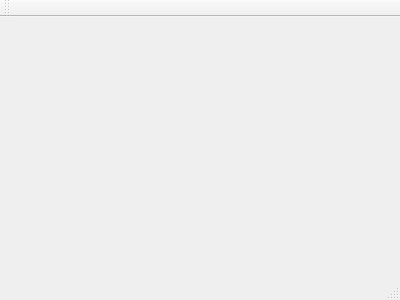
Above: mainwindow.ui from Hopur-50/Verkefni3 before the change. Below: the same form after it.
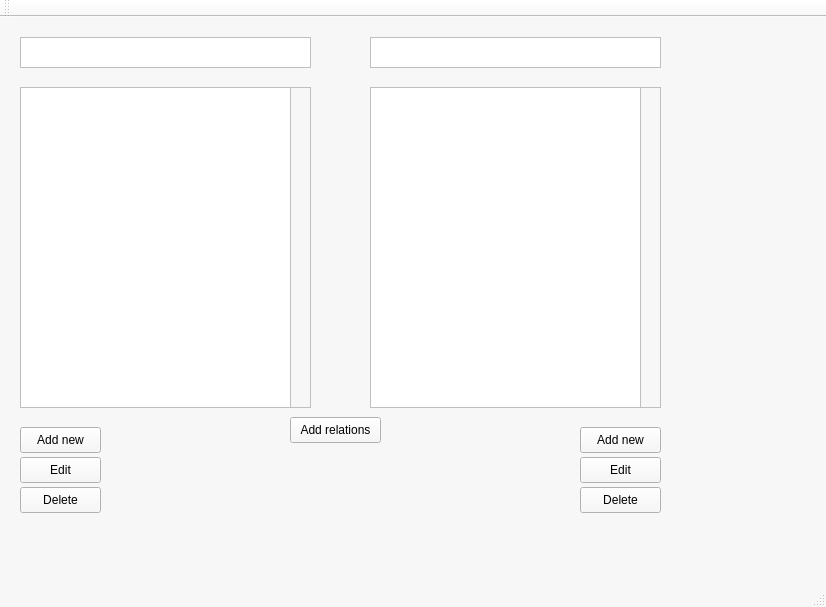
That is the form after the change.

The edit to the form file:
```diff
--- a/mainwindow.ui
+++ b/mainwindow.ui
@@ -1,24 +1,632 @@
 <ui version="4.0">
  <class>MainWindow</class>
- <widget class="QMainWindow" name="MainWindow" >
-  <property name="geometry" >
+ <widget class="QMainWindow" name="MainWindow">
+  <property name="geometry">
    <rect>
     <x>0</x>
     <y>0</y>
-    <width>400</width>
-    <height>300</height>
+    <width>826</width>
+    <height>607</height>
    </rect>
   </property>
-  <property name="windowTitle" >
+  <property name="palette">
+   <palette>
+    <active>
+     <colorrole role="WindowText">
+      <brush brushstyle="SolidPattern">
+       <color alpha="255">
+        <red>0</red>
+        <green>0</green>
+        <blue>0</blue>
+       </color>
+      </brush>
+     </colorrole>
+     <colorrole role="Button">
+      <brush brushstyle="SolidPattern">
+       <color alpha="255">
+        <red>247</red>
+        <green>247</green>
+        <blue>247</blue>
+       </color>
+      </brush>
+     </colorrole>
+     <colorrole role="Light">
+      <brush brushstyle="SolidPattern">
+       <color alpha="255">
+        <red>255</red>
+        <green>255</green>
+        <blue>255</blue>
+       </color>
+      </brush>
+     </colorrole>
+     <colorrole role="Midlight">
+      <brush brushstyle="SolidPattern">
+       <color alpha="255">
+        <red>251</red>
+        <green>251</green>
+        <blue>251</blue>
+       </color>
+      </brush>
+     </colorrole>
+     <colorrole role="Dark">
+      <brush brushstyle="SolidPattern">
+       <color alpha="255">
+        <red>123</red>
+        <green>123</green>
+        <blue>123</blue>
+       </color>
+      </brush>
+     </colorrole>
+     <colorrole role="Mid">
+      <brush brushstyle="SolidPattern">
+       <color alpha="255">
+        <red>165</red>
+        <green>165</green>
+        <blue>165</blue>
+       </color>
+      </brush>
+     </colorrole>
+     <colorrole role="Text">
+      <brush brushstyle="SolidPattern">
+       <color alpha="255">
+        <red>0</red>
+        <green>0</green>
+        <blue>0</blue>
+       </color>
+      </brush>
+     </colorrole>
+     <colorrole role="BrightText">
+      <brush brushstyle="SolidPattern">
+       <color alpha="255">
+        <red>255</red>
+        <green>255</green>
+        <blue>255</blue>
+       </color>
+      </brush>
+     </colorrole>
+     <colorrole role="ButtonText">
+      <brush brushstyle="SolidPattern">
+       <color alpha="255">
+        <red>0</red>
+        <green>0</green>
+        <blue>0</blue>
+       </color>
+      </brush>
+     </colorrole>
+     <colorrole role="Base">
+      <brush brushstyle="SolidPattern">
+       <color alpha="255">
+        <red>255</red>
+        <green>255</green>
+        <blue>255</blue>
+       </color>
+      </brush>
+     </colorrole>
+     <colorrole role="Window">
+      <brush brushstyle="SolidPattern">
+       <color alpha="255">
+        <red>247</red>
+        <green>247</green>
+        <blue>247</blue>
+       </color>
+      </brush>
+     </colorrole>
+     <colorrole role="Shadow">
+      <brush brushstyle="SolidPattern">
+       <color alpha="255">
+        <red>0</red>
+        <green>0</green>
+        <blue>0</blue>
+       </color>
+      </brush>
+     </colorrole>
+     <colorrole role="AlternateBase">
+      <brush brushstyle="SolidPattern">
+       <color alpha="255">
+        <red>251</red>
+        <green>251</green>
+        <blue>251</blue>
+       </color>
+      </brush>
+     </colorrole>
+     <colorrole role="ToolTipBase">
+      <brush brushstyle="SolidPattern">
+       <color alpha="255">
+        <red>255</red>
+        <green>255</green>
+        <blue>220</blue>
+       </color>
+      </brush>
+     </colorrole>
+     <colorrole role="ToolTipText">
+      <brush brushstyle="SolidPattern">
+       <color alpha="255">
+        <red>0</red>
+        <green>0</green>
+        <blue>0</blue>
+       </color>
+      </brush>
+     </colorrole>
+    </active>
+    <inactive>
+     <colorrole role="WindowText">
+      <brush brushstyle="SolidPattern">
+       <color alpha="255">
+        <red>0</red>
+        <green>0</green>
+        <blue>0</blue>
+       </color>
+      </brush>
+     </colorrole>
+     <colorrole role="Button">
+      <brush brushstyle="SolidPattern">
+       <color alpha="255">
+        <red>247</red>
+        <green>247</green>
+        <blue>247</blue>
+       </color>
+      </brush>
+     </colorrole>
+     <colorrole role="Light">
+      <brush brushstyle="SolidPattern">
+       <color alpha="255">
+        <red>255</red>
+        <green>255</green>
+        <blue>255</blue>
+       </color>
+      </brush>
+     </colorrole>
+     <colorrole role="Midlight">
+      <brush brushstyle="SolidPattern">
+       <color alpha="255">
+        <red>251</red>
+        <green>251</green>
+        <blue>251</blue>
+       </color>
+      </brush>
+     </colorrole>
+     <colorrole role="Dark">
+      <brush brushstyle="SolidPattern">
+       <color alpha="255">
+        <red>123</red>
+        <green>123</green>
+        <blue>123</blue>
+       </color>
+      </brush>
+     </colorrole>
+     <colorrole role="Mid">
+      <brush brushstyle="SolidPattern">
+       <color alpha="255">
+        <red>165</red>
+        <green>165</green>
+        <blue>165</blue>
+       </color>
+      </brush>
+     </colorrole>
+     <colorrole role="Text">
+      <brush brushstyle="SolidPattern">
+       <color alpha="255">
+        <red>0</red>
+        <green>0</green>
+        <blue>0</blue>
+       </color>
+      </brush>
+     </colorrole>
+     <colorrole role="BrightText">
+      <brush brushstyle="SolidPattern">
+       <color alpha="255">
+        <red>255</red>
+        <green>255</green>
+        <blue>255</blue>
+       </color>
+      </brush>
+     </colorrole>
+     <colorrole role="ButtonText">
+      <brush brushstyle="SolidPattern">
+       <color alpha="255">
+        <red>0</red>
+        <green>0</green>
+        <blue>0</blue>
+       </color>
+      </brush>
+     </colorrole>
+     <colorrole role="Base">
+      <brush brushstyle="SolidPattern">
+       <color alpha="255">
+        <red>255</red>
+        <green>255</green>
+        <blue>255</blue>
+       </color>
+      </brush>
+     </colorrole>
+     <colorrole role="Window">
+      <brush brushstyle="SolidPattern">
+       <color alpha="255">
+        <red>247</red>
+        <green>247</green>
+        <blue>247</blue>
+       </color>
+      </brush>
+     </colorrole>
+     <colorrole role="Shadow">
+      <brush brushstyle="SolidPattern">
+       <color alpha="255">
+        <red>0</red>
+        <green>0</green>
+        <blue>0</blue>
+       </color>
+      </brush>
+     </colorrole>
+     <colorrole role="AlternateBase">
+      <brush brushstyle="SolidPattern">
+       <color alpha="255">
+        <red>251</red>
+        <green>251</green>
+        <blue>251</blue>
+       </color>
+      </brush>
+     </colorrole>
+     <colorrole role="ToolTipBase">
+      <brush brushstyle="SolidPattern">
+       <color alpha="255">
+        <red>255</red>
+        <green>255</green>
+        <blue>220</blue>
+       </color>
+      </brush>
+     </colorrole>
+     <colorrole role="ToolTipText">
+      <brush brushstyle="SolidPattern">
+       <color alpha="255">
+        <red>0</red>
+        <green>0</green>
+        <blue>0</blue>
+       </color>
+      </brush>
+     </colorrole>
+    </inactive>
+    <disabled>
+     <colorrole role="WindowText">
+      <brush brushstyle="SolidPattern">
+       <color alpha="255">
+        <red>123</red>
+        <green>123</green>
+        <blue>123</blue>
+       </color>
+      </brush>
+     </colorrole>
+     <colorrole role="Button">
+      <brush brushstyle="SolidPattern">
+       <color alpha="255">
+        <red>247</red>
+        <green>247</green>
+        <blue>247</blue>
+       </color>
+      </brush>
+     </colorrole>
+     <colorrole role="Light">
+      <brush brushstyle="SolidPattern">
+       <color alpha="255">
+        <red>255</red>
+        <green>255</green>
+        <blue>255</blue>
+       </color>
+      </brush>
+     </colorrole>
+     <colorrole role="Midlight">
+      <brush brushstyle="SolidPattern">
+       <color alpha="255">
+        <red>251</red>
+        <green>251</green>
+        <blue>251</blue>
+       </color>
+      </brush>
+     </colorrole>
+     <colorrole role="Dark">
+      <brush brushstyle="SolidPattern">
+       <color alpha="255">
+        <red>123</red>
+        <green>123</green>
+        <blue>123</blue>
+       </color>
+      </brush>
+     </colorrole>
+     <colorrole role="Mid">
+      <brush brushstyle="SolidPattern">
+       <color alpha="255">
+        <red>165</red>
+        <green>165</green>
+        <blue>165</blue>
+       </color>
+      </brush>
+     </colorrole>
+     <colorrole role="Text">
+      <brush brushstyle="SolidPattern">
+       <color alpha="255">
+        <red>123</red>
+        <green>123</green>
+        <blue>123</blue>
+       </color>
+      </brush>
+     </colorrole>
+     <colorrole role="BrightText">
+      <brush brushstyle="SolidPattern">
+       <color alpha="255">
+        <red>255</red>
+        <green>255</green>
+        <blue>255</blue>
+       </color>
+      </brush>
+     </colorrole>
+     <colorrole role="ButtonText">
+      <brush brushstyle="SolidPattern">
+       <color alpha="255">
+        <red>123</red>
+        <green>123</green>
+        <blue>123</blue>
+       </color>
+      </brush>
+     </colorrole>
+     <colorrole role="Base">
+      <brush brushstyle="SolidPattern">
+       <color alpha="255">
+        <red>247</red>
+        <green>247</green>
+        <blue>247</blue>
+       </color>
+      </brush>
+     </colorrole>
+     <colorrole role="Window">
+      <brush brushstyle="SolidPattern">
+       <color alpha="255">
+        <red>247</red>
+        <green>247</green>
+        <blue>247</blue>
+       </color>
+      </brush>
+     </colorrole>
+     <colorrole role="Shadow">
+      <brush brushstyle="SolidPattern">
+       <color alpha="255">
+        <red>0</red>
+        <green>0</green>
+        <blue>0</blue>
+       </color>
+      </brush>
+     </colorrole>
+     <colorrole role="AlternateBase">
+      <brush brushstyle="SolidPattern">
+       <color alpha="255">
+        <red>247</red>
+        <green>247</green>
+        <blue>247</blue>
+       </color>
+      </brush>
+     </colorrole>
+     <colorrole role="ToolTipBase">
+      <brush brushstyle="SolidPattern">
+       <color alpha="255">
+        <red>255</red>
+        <green>255</green>
+        <blue>220</blue>
+       </color>
+      </brush>
+     </colorrole>
+     <colorrole role="ToolTipText">
+      <brush brushstyle="SolidPattern">
+       <color alpha="255">
+        <red>0</red>
+        <green>0</green>
+        <blue>0</blue>
+       </color>
+      </brush>
+     </colorrole>
+    </disabled>
+   </palette>
+  </property>
+  <property name="windowTitle">
    <string>MainWindow</string>
   </property>
-  <widget class="QMenuBar" name="menuBar" />
-  <widget class="QToolBar" name="mainToolBar" />
-  <widget class="QWidget" name="centralWidget" />
-  <widget class="QStatusBar" name="statusBar" />
+  <widget class="QWidget" name="centralWidget">
+   <widget class="QColumnView" name="columnView">
+    <property name="geometry">
+     <rect>
+      <x>20</x>
+      <y>70</y>
+      <width>291</width>
+      <height>321</height>
+     </rect>
+    </property>
+   </widget>
+   <widget class="QPushButton" name="pushButton_4">
+    <property name="geometry">
+     <rect>
+      <x>580</x>
+      <y>470</y>
+      <width>81</width>
+      <height>26</height>
+     </rect>
+    </property>
+    <property name="text">
+     <string>Delete</string>
+    </property>
+   </widget>
+   <widget class="QPushButton" name="pushButton_5">
+    <property name="geometry">
+     <rect>
+      <x>580</x>
+      <y>410</y>
+      <width>81</width>
+      <height>26</height>
+     </rect>
+    </property>
+    <property name="text">
+     <string>Add new</string>
+    </property>
+   </widget>
+   <widget class="QColumnView" name="columnView_2">
+    <property name="geometry">
+     <rect>
+      <x>370</x>
+      <y>70</y>
+      <width>291</width>
+      <height>321</height>
+     </rect>
+    </property>
+   </widget>
+   <widget class="QPushButton" name="pushButton_3">
+    <property name="geometry">
+     <rect>
+      <x>20</x>
+      <y>470</y>
+      <width>81</width>
+      <height>26</height>
+     </rect>
+    </property>
+    <property name="text">
+     <string>Delete</string>
+    </property>
+   </widget>
+   <widget class="QPushButton" name="pushButton_6">
+    <property name="geometry">
+     <rect>
+      <x>580</x>
+      <y>440</y>
+      <width>81</width>
+      <height>26</height>
+     </rect>
+    </property>
+    <property name="text">
+     <string>Edit</string>
+    </property>
+   </widget>
+   <widget class="QPushButton" name="pushButton">
+    <property name="geometry">
+     <rect>
+      <x>20</x>
+      <y>410</y>
+      <width>81</width>
+      <height>26</height>
+     </rect>
+    </property>
+    <property name="text">
+     <string>Add new</string>
+    </property>
+   </widget>
+   <widget class="QPushButton" name="pushButton_2">
+    <property name="geometry">
+     <rect>
+      <x>20</x>
+      <y>440</y>
+      <width>81</width>
+      <height>26</height>
+     </rect>
+    </property>
+    <property name="text">
+     <string>Edit</string>
+    </property>
+   </widget>
+   <widget class="QScrollArea" name="scrollArea">
+    <property name="geometry">
+     <rect>
+      <x>290</x>
+      <y>70</y>
+      <width>21</width>
+      <height>321</height>
+     </rect>
+    </property>
+    <property name="widgetResizable">
+     <bool>true</bool>
+    </property>
+    <widget class="QWidget" name="scrollAreaWidgetContents">
+     <property name="geometry">
+      <rect>
+       <x>0</x>
+       <y>0</y>
+       <width>19</width>
+       <height>319</height>
+      </rect>
+     </property>
+    </widget>
+   </widget>
+   <widget class="QScrollArea" name="scrollArea_2">
+    <property name="geometry">
+     <rect>
+      <x>640</x>
+      <y>70</y>
+      <width>21</width>
+      <height>321</height>
+     </rect>
+    </property>
+    <property name="widgetResizable">
+     <bool>true</bool>
+    </property>
+    <widget class="QWidget" name="scrollAreaWidgetContents_2">
+     <property name="geometry">
+      <rect>
+       <x>0</x>
+       <y>0</y>
+       <width>19</width>
+       <height>319</height>
+      </rect>
+     </property>
+    </widget>
+   </widget>
+   <widget class="QPushButton" name="pushButton_7">
+    <property name="geometry">
+     <rect>
+      <x>290</x>
+      <y>400</y>
+      <width>91</width>
+      <height>26</height>
+     </rect>
+    </property>
+    <property name="text">
+     <string>Add relations</string>
+    </property>
+   </widget>
+   <widget class="QTextEdit" name="textEdit">
+    <property name="geometry">
+     <rect>
+      <x>20</x>
+      <y>20</y>
+      <width>291</width>
+      <height>31</height>
+     </rect>
+    </property>
+   </widget>
+   <widget class="QTextEdit" name="textEdit_2">
+    <property name="geometry">
+     <rect>
+      <x>370</x>
+      <y>20</y>
+      <width>291</width>
+      <height>31</height>
+     </rect>
+    </property>
+   </widget>
+  </widget>
+  <widget class="QMenuBar" name="menuBar">
+   <property name="geometry">
+    <rect>
+     <x>0</x>
+     <y>0</y>
+     <width>826</width>
+     <height>25</height>
+    </rect>
+   </property>
+  </widget>
+  <widget class="QToolBar" name="mainToolBar">
+   <attribute name="toolBarArea">
+    <enum>TopToolBarArea</enum>
+   </attribute>
+   <attribute name="toolBarBreak">
+    <bool>false</bool>
+   </attribute>
+  </widget>
+  <widget class="QStatusBar" name="statusBar"/>
  </widget>
- <layoutDefault spacing="6" margin="11" />
- <pixmapfunction></pixmapfunction>
+ <layoutdefault spacing="6" margin="11"/>
  <resources/>
  <connections/>
 </ui>
```
Left out of the diff: 1 changed line with no effect on the pictures.
